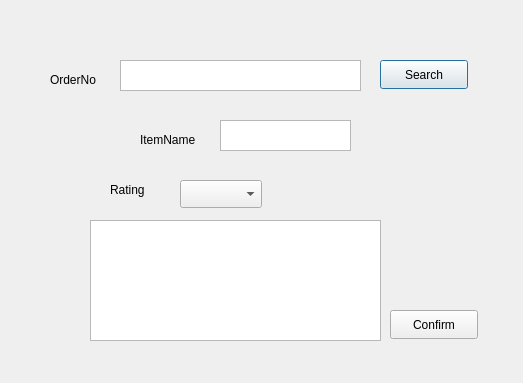
Qt form insert_s1.ui (QjaYo/Database_MiniProject) before a commit.
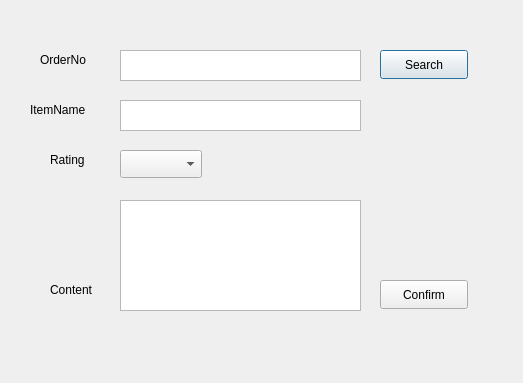
The same form after that commit.

```diff
--- a/insert_s1.ui
+++ b/insert_s1.ui
@@ -17,7 +17,7 @@
    <property name="geometry">
     <rect>
      <x>120</x>
-     <y>60</y>
+     <y>50</y>
      <width>241</width>
      <height>31</height>
     </rect>
@@ -26,8 +26,8 @@
   <widget class="QLabel" name="label">
    <property name="geometry">
     <rect>
-     <x>50</x>
-     <y>70</y>
+     <x>40</x>
+     <y>50</y>
      <width>62</width>
      <height>20</height>
     </rect>
@@ -40,7 +40,7 @@
    <property name="geometry">
     <rect>
      <x>380</x>
-     <y>60</y>
+     <y>50</y>
      <width>88</width>
      <height>29</height>
     </rect>
@@ -52,9 +52,9 @@
   <widget class="QPlainTextEdit" name="textEdit_itemName">
    <property name="geometry">
     <rect>
-     <x>220</x>
-     <y>120</y>
-     <width>131</width>
+     <x>120</x>
+     <y>100</y>
+     <width>241</width>
      <height>31</height>
     </rect>
    </property>
@@ -62,8 +62,8 @@
   <widget class="QLabel" name="label_2">
    <property name="geometry">
     <rect>
-     <x>140</x>
-     <y>130</y>
+     <x>30</x>
+     <y>100</y>
      <width>71</width>
      <height>20</height>
     </rect>
@@ -75,18 +75,18 @@
   <widget class="QPlainTextEdit" name="textEdit_review">
    <property name="geometry">
     <rect>
-     <x>90</x>
-     <y>220</y>
-     <width>291</width>
-     <height>121</height>
+     <x>120</x>
+     <y>200</y>
+     <width>241</width>
+     <height>111</height>
     </rect>
    </property>
   </widget>
   <widget class="QPushButton" name="btn_confirm">
    <property name="geometry">
     <rect>
-     <x>390</x>
-     <y>310</y>
+     <x>380</x>
+     <y>280</y>
      <width>88</width>
      <height>29</height>
     </rect>
@@ -98,8 +98,8 @@
   <widget class="QComboBox" name="comboBox">
    <property name="geometry">
     <rect>
-     <x>180</x>
-     <y>180</y>
+     <x>120</x>
+     <y>150</y>
      <width>82</width>
      <height>28</height>
     </rect>
@@ -108,8 +108,8 @@
   <widget class="QLabel" name="label_3">
    <property name="geometry">
     <rect>
-     <x>110</x>
-     <y>180</y>
+     <x>50</x>
+     <y>150</y>
      <width>62</width>
      <height>20</height>
     </rect>
@@ -118,6 +118,19 @@
     <string>Rating</string>
    </property>
   </widget>
+  <widget class="QLabel" name="label_4">
+   <property name="geometry">
+    <rect>
+     <x>50</x>
+     <y>280</y>
+     <width>62</width>
+     <height>20</height>
+    </rect>
+   </property>
+   <property name="text">
+    <string>Content</string>
+   </property>
+  </widget>
  </widget>
  <resources/>
  <connections/>
```
